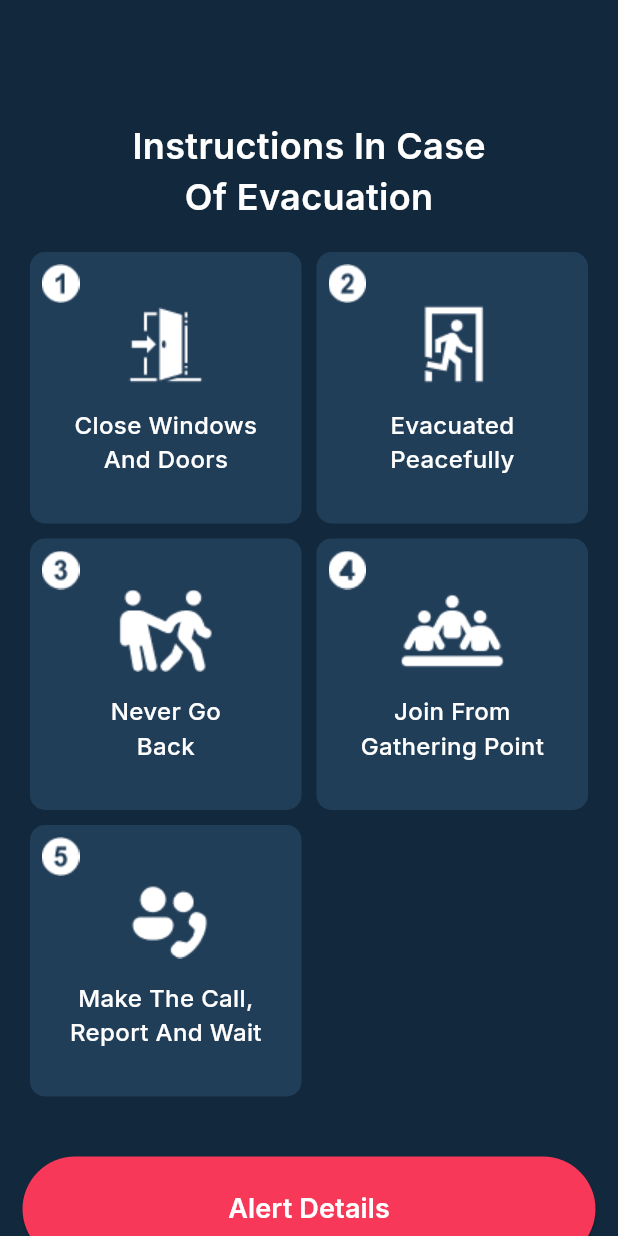
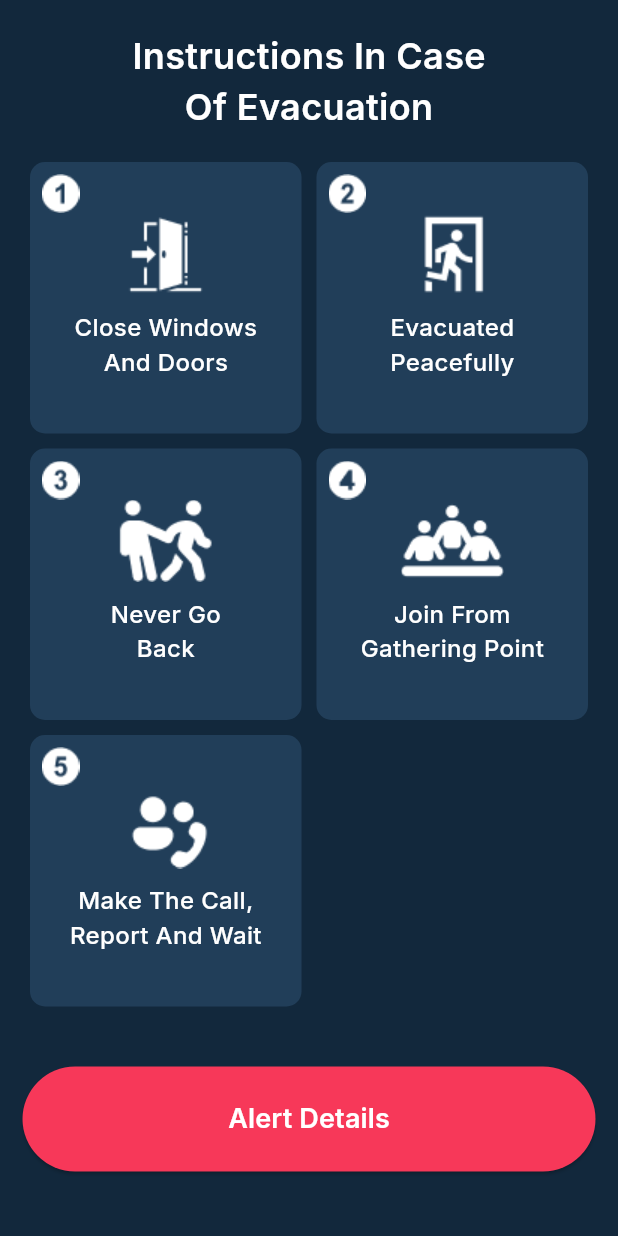
Before and after one commit to Adil01012000/Education_Alert_Mobile, a Flutter app: the AlertsIncendie screen opened directly, on a phone screen of 412 x 824 dp. Run offline on Flutter 3.47's test engine with Material 3 defaults, Android fonts, the phone set to English and light mode, and no system bars; our stand-ins replace carousel_slider, gap, google_fonts.

Commit message:
done with Navigation

```diff
--- a/lib/alerts_incendie.dart
+++ b/lib/alerts_incendie.dart
@@ -16,7 +16,7 @@ class _AlertsIncendieState extends State<AlertsIncendie> {
       body: SingleChildScrollView(
         child: Center(
           child: Padding(
-            padding: const EdgeInsets.fromLTRB(0, 80, 0, 0),
+            padding: const EdgeInsets.fromLTRB(0, 20, 0, 0),
             child: Column(
               mainAxisAlignment: MainAxisAlignment.start,
               children: [
@@ -67,7 +67,7 @@ class _AlertsIncendieState extends State<AlertsIncendie> {
                             'assets/images/alerts_incendie_door.png',
                           ),
                           Padding(
-                            padding: const EdgeInsets.fromLTRB(0, 15, 0, 0),
+                            padding: const EdgeInsets.fromLTRB(0, 10, 0, 0),
                             child: Text(
                               'Close Windows',
                               style: GoogleFonts.inter(
@@ -111,7 +111,7 @@ class _AlertsIncendieState extends State<AlertsIncendie> {
                             'assets/images/alerts_incendie_evacuate.png',
                           ),
                           Padding(
-                            padding: const EdgeInsets.fromLTRB(0, 15, 0, 0),
+                            padding: const EdgeInsets.fromLTRB(0, 10, 0, 0),
                             child: Text(
                               'Evacuated',
                               style: GoogleFonts.inter(
@@ -155,7 +155,7 @@ class _AlertsIncendieState extends State<AlertsIncendie> {
                             'assets/images/alerts_incendie_never.png',
                           ),
                           Padding(
-                            padding: const EdgeInsets.fromLTRB(0, 15, 0, 0),
+                            padding: const EdgeInsets.fromLTRB(0, 10, 0, 0),
                             child: Text(
                               'Never Go',
                               style: GoogleFonts.inter(
@@ -199,7 +199,7 @@ class _AlertsIncendieState extends State<AlertsIncendie> {
                             'assets/images/alerts_incendie_join.png',
                           ),
                           Padding(
-                            padding: const EdgeInsets.fromLTRB(0, 15, 0, 0),
+                            padding: const EdgeInsets.fromLTRB(0, 10, 0, 0),
                             child: Text(
                               'Join From',
                               style: GoogleFonts.inter(
@@ -243,7 +243,7 @@ class _AlertsIncendieState extends State<AlertsIncendie> {
                             'assets/images/alerts_incendie_call.png',
                           ),
                           Padding(
-                            padding: const EdgeInsets.fromLTRB(0, 15, 0, 0),
+                            padding: const EdgeInsets.fromLTRB(0, 10, 0, 0),
                             child: Text(
                               'Make The Call,',
                               style: GoogleFonts.inter(
--- a/lib/edit_school_information.dart
+++ b/lib/edit_school_information.dart
@@ -1,5 +1,6 @@
 // ignore_for_file: prefer_const_constructors, unnecessary_import, implementation_imports, unused_import, unnecessary_new
 
+import 'package:edualert/views/director/director_menu_screen.dart';
 import 'package:flutter/material.dart';
 import 'package:flutter/src/widgets/framework.dart';
 import 'package:flutter/src/widgets/placeholder.dart';
@@ -33,7 +34,8 @@ class _EditSchoolInformationState extends State<EditSchoolInformation> {
             ),
           ),
         ),
-        actions: [Icon(Icons.menu)],
+        actions: [IconButton(onPressed: (){Navigator.pushReplacement(context,
+            MaterialPageRoute(builder: (context) => DirectorMenuScreen()));}, icon: Icon(Icons.menu,color: Colors.white,))],
       ),
       body: Center(
         child: Column(
--- a/lib/forgot_password.dart
+++ b/lib/forgot_password.dart
@@ -81,7 +81,7 @@ class _ForgotPasswordState extends State<ForgotPassword> {
                           ),
                         ),
                         child: Text(
-                          'Please Enter Your E-Mail To Be Sent A Password \nReset Request.',
+                          'Please Enter Your E-Mail To Be Sent A \nPassword Reset Request.',
                           style: GoogleFonts.inter(
                             textStyle: TextStyle(
                               color: Color.fromARGB(255, 179, 179, 179),
--- a/lib/join_school.dart
+++ b/lib/join_school.dart
@@ -22,7 +22,7 @@ class _JoinSchoolState extends State<JoinSchool> {
       body: SingleChildScrollView(
         child: Center(
           child: Padding(
-            padding: const EdgeInsets.fromLTRB(0, 80, 0, 0),
+            padding: const EdgeInsets.fromLTRB(0, 0, 0, 0),
             child: Column(
               mainAxisAlignment: MainAxisAlignment.start,
               children: [
@@ -84,7 +84,7 @@ class _JoinSchoolState extends State<JoinSchool> {
                           ),
                         ),
                         child: Text(
-                          'Please Enter The Code Provided To You By Your \nEducational Institution To Join Their School.',
+                          'Please Enter The Code Provided To You \nBy Your Educational Institution To \nJoin Their School.',
                           style: GoogleFonts.inter(
                             textStyle: TextStyle(
                               color: Color.fromARGB(255, 179, 179, 179),
--- a/lib/login.dart
+++ b/lib/login.dart
@@ -2,6 +2,8 @@
 
 import 'package:edualert/forgot_password.dart';
 import 'package:edualert/sign_up.dart';
+import 'package:edualert/views/director/director_account_screen.dart';
+import 'package:edualert/views/director/main_director_screen.dart';
 import 'package:flutter/material.dart';
 import 'package:flutter/src/widgets/framework.dart';
 import 'package:flutter/src/widgets/placeholder.dart';
@@ -139,7 +141,7 @@ class _LoginState extends State<Login> {
                   child: ElevatedButton(
                     onPressed: () {
                       Navigator.pushReplacement(context,
-                          MaterialPageRoute(builder: (context) => Login()));
+                          MaterialPageRoute(builder: (context) => DirectorAccountScreen()));
                     },
                     style: ButtonStyle(
                       backgroundColor: MaterialStateProperty.all<Color>(
--- a/lib/splash_screen.dart
+++ b/lib/splash_screen.dart
@@ -28,12 +28,11 @@ class _SplashScreenState extends State<SplashScreen> {
     Timer(
         Duration(seconds: 3),
         () => Navigator.pushReplacement(context,
-            MaterialPageRoute(builder: (context) => ConferenceCall())));
+            MaterialPageRoute(builder: (context) => Login())));
   }
 
   @override
-  Widget build(BuildContext context) {
-    return Container(
+  Widget build(BuildContext context) {    return Container(
       color: Color(0xFF12283C),
       child: Image.asset(
         'assets/images/logo.png',
--- a/lib/views/director/director_account_screen.dart
+++ b/lib/views/director/director_account_screen.dart
@@ -17,13 +17,13 @@ class _DirectorAccountScreenState extends State<DirectorAccountScreen> {
       appBar: AppBar(
         backgroundColor: Color(0xFF173B5C),
         leading: Image.asset('assets/images/logo.png'),
-        title: Center(child: Text('My Account')),
+        title: Center(child: Text('My Account', style: TextStyle(color: Colors.white),)),
         actions: [
           IconButton(
               onPressed: () {
                 Navigator.of(context).push(_createRoute());
               },
-              icon: Icon(Icons.menu))
+              icon: Icon(Icons.menu, color: Colors.white,))
         ],
       ),
       body: SingleChildScrollView(
--- a/lib/views/director/director_menu_screen.dart
+++ b/lib/views/director/director_menu_screen.dart
@@ -14,8 +14,8 @@ class DirectorMenuScreen extends StatelessWidget {
       appBar: AppBar(
         backgroundColor: Color(0xFF173B5C),
         leading: Image.asset('assets/images/logo.png'),
-        title: Center(child: Text('Menu')),
-        actions: [Icon(Icons.menu)],
+        title: Center(child: Text('Menu',style: TextStyle(color: Colors.white),)),
+        actions: [Icon(Icons.menu,color: Colors.white,)],
       ),
       body: Padding(
         padding: const EdgeInsets.all(20.0),
--- a/lib/views/director/main_director_screen.dart
+++ b/lib/views/director/main_director_screen.dart
@@ -13,13 +13,13 @@ class MainDirectorScreen extends StatelessWidget {
       appBar: AppBar(
         backgroundColor: Color(0xFF173B5C),
         leading: Image.asset('assets/images/logo.png'),
-        title: Center(child: Text('Mon établissement')),
+        title: Center(child: Text('Mon établissement',style: TextStyle(color: Colors.white),)),
         actions: [
           IconButton(
               onPressed: () {
                 Navigator.of(context).push(_createRoute());
               },
-              icon: Icon(Icons.menu))
+              icon: Icon(Icons.menu,color: Colors.white,))
         ],
       ),
       body: Center(
```
Also changed, not shown: lib/alerts.dart (+11 -3 lines), lib/sign_up.dart (+15 -7 lines), pubspec.lock, 1 other file.
